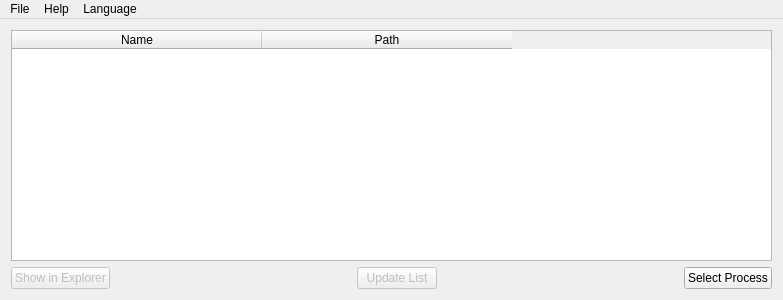
First picture: the form in src/mainwindow.ui, repository 3dproger/ProcDepMonitor, before the edit.
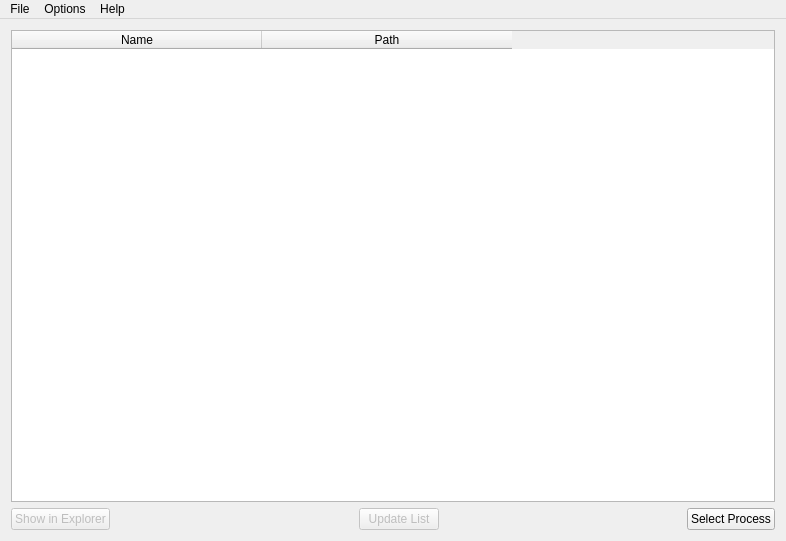
Second picture: the form after the edit. Icons and pictures are not drawn.

```diff
--- a/src/mainwindow.ui
+++ b/src/mainwindow.ui
@@ -6,13 +6,13 @@
    <rect>
     <x>0</x>
     <y>0</y>
-    <width>783</width>
-    <height>300</height>
+    <width>786</width>
+    <height>541</height>
    </rect>
   </property>
   <widget class="QWidget" name="centralWidget">
    <layout class="QGridLayout" name="gridLayout">
-    <item row="2" column="0">
+    <item row="1" column="0">
      <layout class="QHBoxLayout" name="horizontalLayout">
       <item>
        <widget class="QPushButton" name="btnShowInExplorer">
@@ -72,7 +72,7 @@
       </item>
      </layout>
     </item>
-    <item row="1" column="0">
+    <item row="0" column="0">
      <widget class="QTableWidget" name="tableWidgetResult">
       <property name="editTriggers">
        <set>QAbstractItemView::NoEditTriggers</set>
@@ -96,7 +96,7 @@
        <number>250</number>
       </attribute>
       <attribute name="verticalHeaderDefaultSectionSize">
-       <number>20</number>
+       <number>24</number>
       </attribute>
       <column>
        <property name="text">
@@ -117,8 +117,8 @@
     <rect>
      <x>0</x>
      <y>0</y>
-     <width>783</width>
-     <height>21</height>
+     <width>786</width>
+     <height>30</height>
     </rect>
    </property>
    <widget class="QMenu" name="menuFile">
@@ -134,9 +134,9 @@
     <addaction name="actionAboutQt"/>
     <addaction name="actionAboutSoftware"/>
    </widget>
-   <widget class="QMenu" name="menuLanguage">
+   <widget class="QMenu" name="menuOptions">
     <property name="title">
-     <string>Language</string>
+     <string>Options</string>
     </property>
     <property name="icon">
      <iconset>
@@ -144,8 +144,8 @@
     </property>
    </widget>
    <addaction name="menuFile"/>
+   <addaction name="menuOptions"/>
    <addaction name="menuHelp"/>
-   <addaction name="menuLanguage"/>
   </widget>
   <action name="actionAboutSoftware">
    <property name="text">
```
Left out of the diff: 30 changed lines with no effect on the pictures.
